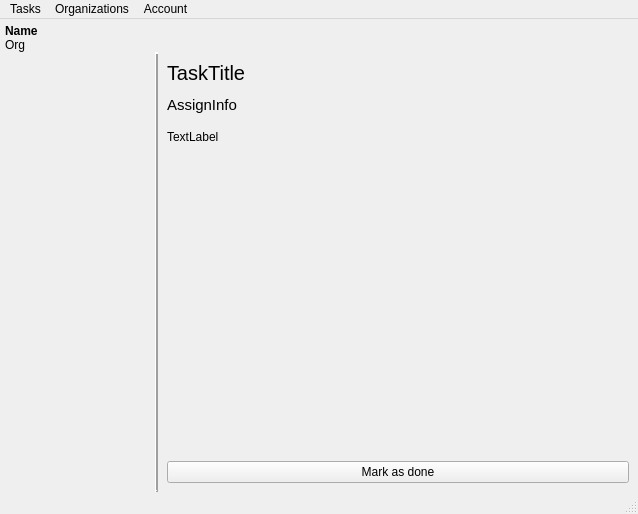
This is src/ui/ui_files/main_window.ui in sashausoskin/taskforce as Qt 5 draws it before an edit. The edited form follows.
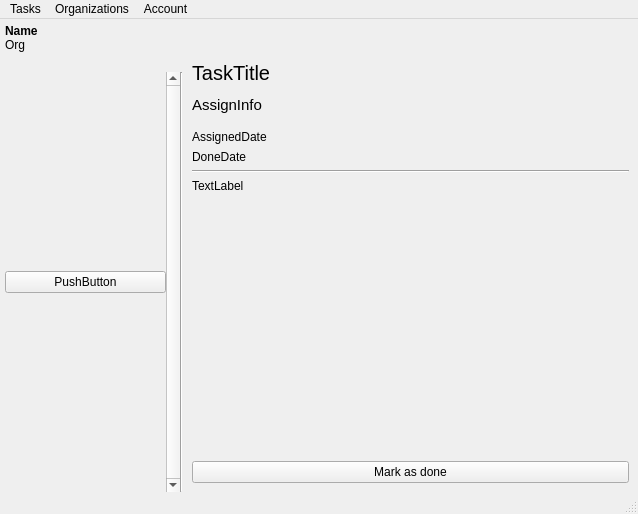
This is the edited form.

Commit message:
ADD organization changing + dates
Lisätty kyky vaihtaa nykyistä organisaatiota sekä lisätty päivämäärien kirjaaminen tehtäviin (EI VIELÄ TUE AIKAVYÖHYKKEITÄ)

```diff
--- a/src/ui/ui_files/main_window.ui
+++ b/src/ui/ui_files/main_window.ui
@@ -33,62 +33,6 @@
     <property name="spacing">
      <number>0</number>
     </property>
-    <item row="3" column="0">
-     <widget class="QScrollArea" name="taskScrollArea">
-      <property name="sizePolicy">
-       <sizepolicy hsizetype="Maximum" vsizetype="Expanding">
-        <horstretch>0</horstretch>
-        <verstretch>0</verstretch>
-       </sizepolicy>
-      </property>
-      <property name="minimumSize">
-       <size>
-        <width>150</width>
-        <height>0</height>
-       </size>
-      </property>
-      <property name="frameShape">
-       <enum>QFrame::NoFrame</enum>
-      </property>
-      <property name="widgetResizable">
-       <bool>true</bool>
-      </property>
-      <widget class="QWidget" name="taskScrollContents">
-       <property name="geometry">
-        <rect>
-         <x>0</x>
-         <y>0</y>
-         <width>150</width>
-         <height>411</height>
-        </rect>
-       </property>
-       <layout class="QVBoxLayout" name="verticalLayout">
-        <property name="spacing">
-         <number>2</number>
-        </property>
-        <property name="leftMargin">
-         <number>0</number>
-        </property>
-        <property name="topMargin">
-         <number>0</number>
-        </property>
-        <property name="rightMargin">
-         <number>0</number>
-        </property>
-        <property name="bottomMargin">
-         <number>0</number>
-        </property>
-       </layout>
-      </widget>
-     </widget>
-    </item>
-    <item row="1" column="0">
-     <widget class="QLabel" name="orgLabel">
-      <property name="text">
-       <string>Org</string>
-      </property>
-     </widget>
-    </item>
     <item row="2" column="2" rowspan="2">
      <widget class="QScrollArea" name="taskInfoScrollArea">
       <property name="frameShape">
@@ -111,7 +55,7 @@
         <rect>
          <x>0</x>
          <y>0</y>
-         <width>480</width>
+         <width>455</width>
          <height>431</height>
         </rect>
        </property>
@@ -184,6 +128,39 @@
           </property>
          </spacer>
         </item>
+        <item>
+         <widget class="QLabel" name="assignedDate">
+          <property name="sizePolicy">
+           <sizepolicy hsizetype="Preferred" vsizetype="Maximum">
+            <horstretch>0</horstretch>
+            <verstretch>0</verstretch>
+           </sizepolicy>
+          </property>
+          <property name="text">
+           <string>AssignedDate</string>
+          </property>
+         </widget>
+        </item>
+        <item>
+         <widget class="QLabel" name="doneDate">
+          <property name="sizePolicy">
+           <sizepolicy hsizetype="Preferred" vsizetype="Maximum">
+            <horstretch>0</horstretch>
+            <verstretch>0</verstretch>
+           </sizepolicy>
+          </property>
+          <property name="text">
+           <string>DoneDate</string>
+          </property>
+         </widget>
+        </item>
+        <item>
+         <widget class="Line" name="line_2">
+          <property name="orientation">
+           <enum>Qt::Horizontal</enum>
+          </property>
+         </widget>
+        </item>
         <item>
          <widget class="QLabel" name="taskDescription">
           <property name="text">
@@ -230,6 +207,87 @@
       </property>
      </widget>
     </item>
+    <item row="1" column="0">
+     <widget class="QLabel" name="orgLabel">
+      <property name="text">
+       <string>Org</string>
+      </property>
+     </widget>
+    </item>
+    <item row="3" column="0">
+     <widget class="QScrollArea" name="taskScrollArea">
+      <property name="sizePolicy">
+       <sizepolicy hsizetype="Preferred" vsizetype="Expanding">
+        <horstretch>0</horstretch>
+        <verstretch>0</verstretch>
+       </sizepolicy>
+      </property>
+      <property name="minimumSize">
+       <size>
+        <width>175</width>
+        <height>0</height>
+       </size>
+      </property>
+      <property name="frameShape">
+       <enum>QFrame::NoFrame</enum>
+      </property>
+      <property name="verticalScrollBarPolicy">
+       <enum>Qt::ScrollBarAlwaysOn</enum>
+      </property>
+      <property name="sizeAdjustPolicy">
+       <enum>QAbstractScrollArea::AdjustToContents</enum>
+      </property>
+      <property name="widgetResizable">
+       <bool>true</bool>
+      </property>
+      <widget class="QWidget" name="taskScrollContents">
+       <property name="geometry">
+        <rect>
+         <x>0</x>
+         <y>0</y>
+         <width>161</width>
+         <height>411</height>
+        </rect>
+       </property>
+       <layout class="QVBoxLayout" name="verticalLayout">
+        <property name="spacing">
+         <number>2</number>
+        </property>
+        <property name="leftMargin">
+         <number>0</number>
+        </property>
+        <property name="topMargin">
+         <number>0</number>
+        </property>
+        <property name="rightMargin">
+         <number>0</number>
+        </property>
+        <property name="bottomMargin">
+         <number>0</number>
+        </property>
+        <item>
+         <widget class="QPushButton" name="pushButton">
+          <property name="sizePolicy">
+           <sizepolicy hsizetype="Maximum" vsizetype="Fixed">
+            <horstretch>50</horstretch>
+            <verstretch>0</verstretch>
+           </sizepolicy>
+          </property>
+          <property name="minimumSize">
+           <size>
+            <width>161</width>
+            <height>0</height>
+           </size>
+          </property>
+          <property name="text">
+           <string>PushButton</string>
+          </property>
+         </widget>
+        </item>
+       </layout>
+      </widget>
+     </widget>
+    </item>
     <item row="2" column="0">
      <spacer name="verticalSpacer_2">
       <property name="orientation">
@@ -246,13 +304,13 @@
       </property>
      </spacer>
     </item>
-    <item row="2" column="1" rowspan="2">
+    <item row="3" column="1">
      <widget class="Line" name="line">
-      <property name="frameShadow">
-       <enum>QFrame::Raised</enum>
-      </property>
-      <property name="lineWidth">
-       <number>2</number>
+      <property name="minimumSize">
+       <size>
+        <width>0</width>
+        <height>50</height>
+       </size>
       </property>
       <property name="orientation">
        <enum>Qt::Vertical</enum>
```
The commit also changes 18 other files.
